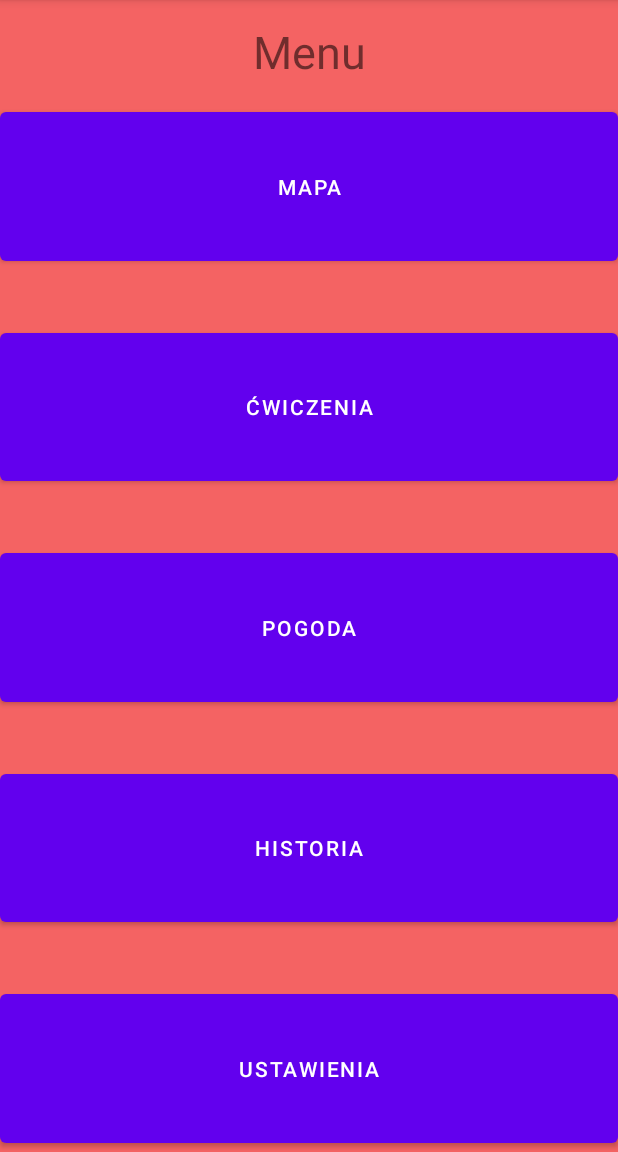
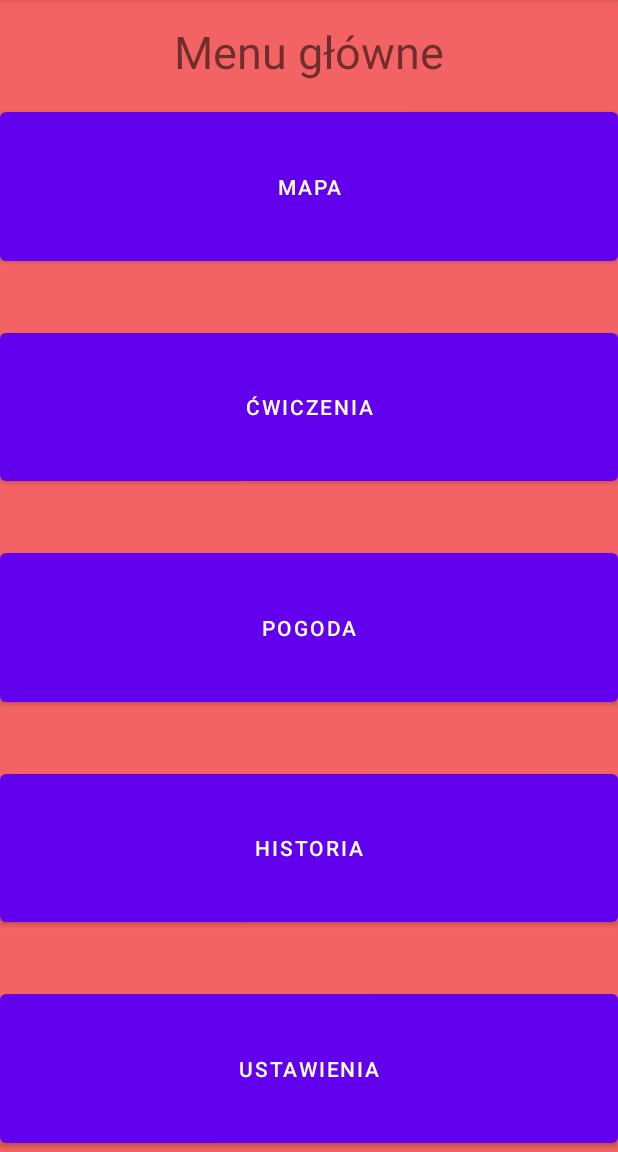
Before and after one commit to Rolfer150/reposprojekt, an Android app: the screen it shows after launch (MainActivity), on a phone screen of 412 x 824 dp, the part 84-1236 px from its top. Run offline under Robolectric (Android 15) with nearby library versions, the phone set to English and light mode, and no system bars.

Commit message:
zmiana tekstu "Menu" na "Menu główne" w activity_main.xml

```diff
--- a/app/src/main/res/layout/activity_main.xml
+++ b/app/src/main/res/layout/activity_main.xml
@@ -15,7 +15,7 @@
         android:layout_marginBottom="14dp"
         android:fontFamily="sans-serif"
         android:textSize="30dp"
-        android:text="Menu"
+        android:text="Menu główne"
         app:layout_constraintBottom_toTopOf="@+id/button"
         app:layout_constraintEnd_toEndOf="parent"
         app:layout_constraintStart_toStartOf="parent"
```
